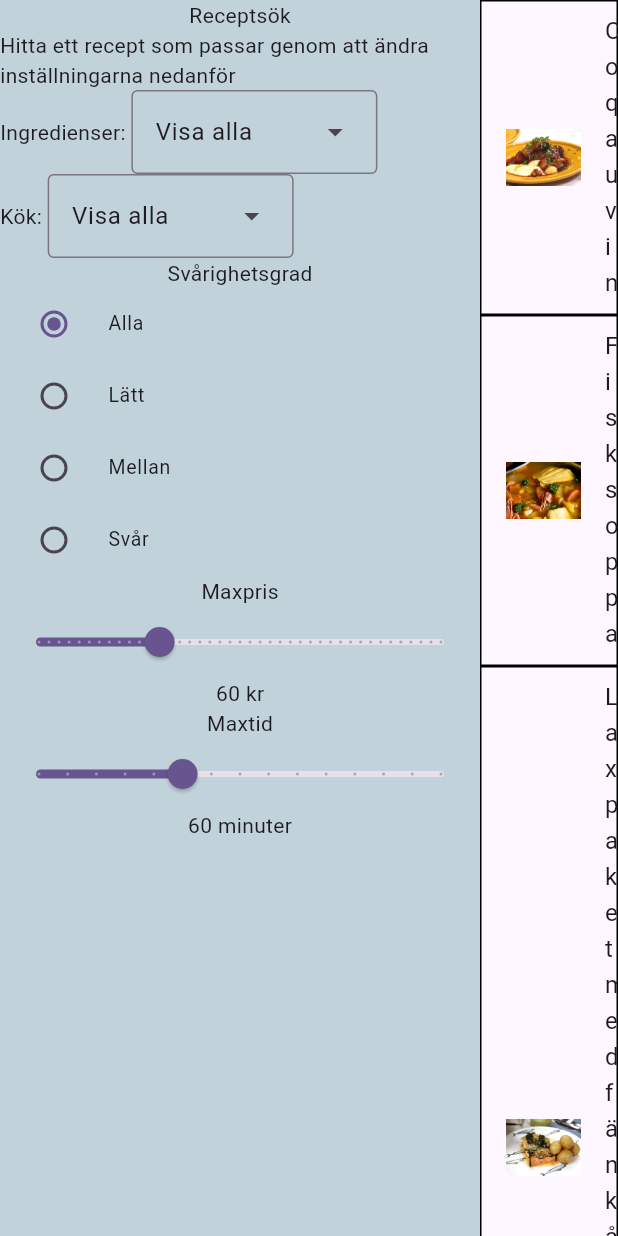
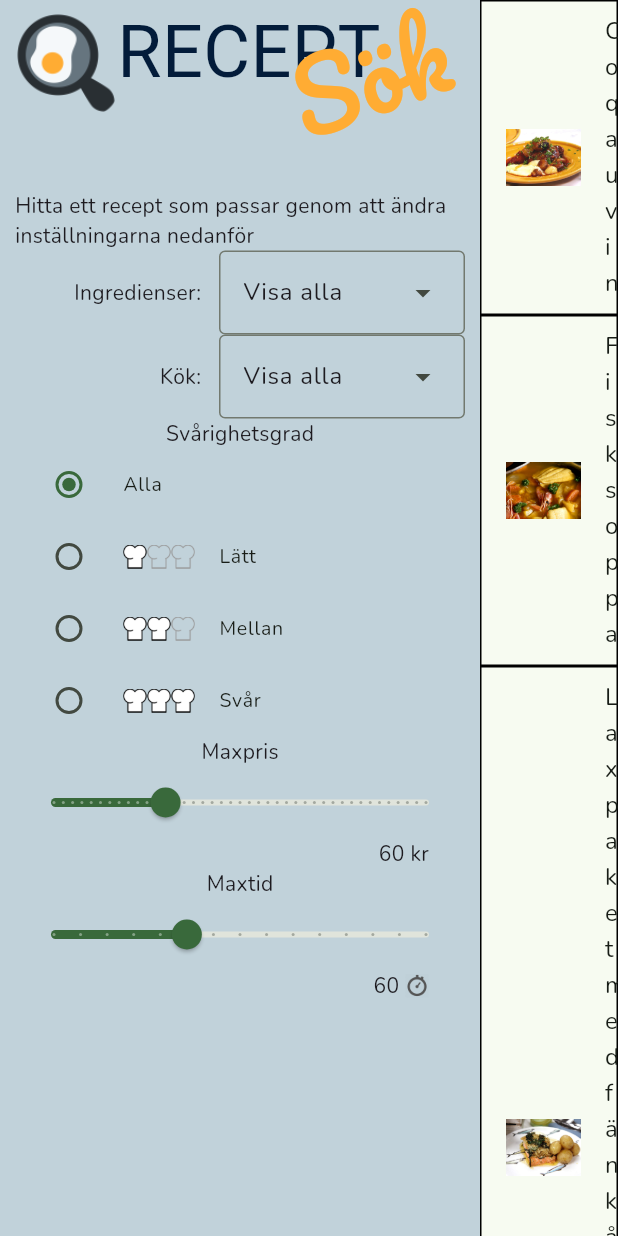
Before and after one commit to axellofstedt/lab2, a Flutter app: the screen it shows after launch, on a phone screen of 412 x 824 dp. Run offline on Flutter 3.47's test engine with Material 3 defaults, Android fonts, the phone set to English and light mode, and no system bars; our stand-ins replace google_fonts; Roboto replaces fonts that are missing (Monoton).

Commit message:
gjort steg 3 lab 3

```diff
--- /dev/null
+++ b/lab2/lib/app_theme.dart
@@ -0,0 +1,20 @@
+import 'package:flutter/material.dart';
+import 'package:google_fonts/google_fonts.dart';
+
+class AppTheme {
+ // Common spacing
+ static const double paddingTiny = 4.0;
+ static double paddingSmall = 8.0;
+ static const double paddingMediumSmall = 12.0;
+ static const double paddingMedium = 16.0;
+ static const double paddingLarge = 24.0;
+ static const double paddingHuge = 32.0;
+
+ // App color
+  static ColorScheme colorScheme = ColorScheme.fromSeed(
+           seedColor: const Color.fromARGB(255, 132, 207, 132),     // Välj något som känns bra
+   );
+
+ // App font
+  static TextTheme textTheme = GoogleFonts.nunitoTextTheme();
+}
--- a/lab2/lib/main.dart
+++ b/lab2/lib/main.dart
@@ -1,8 +1,10 @@
 import 'package:flutter/material.dart';
+import 'package:lab2/app_theme.dart';
 import 'package:lab2/model/recipe_database/recipe_handler.dart';
 import 'package:lab2/pages/main_view.dart';
 import 'package:lab2/ui_controller.dart';
 import 'package:provider/provider.dart';
+import 'package:google_fonts/google_fonts.dart';
 
 void main() {
   runApp(
@@ -31,7 +33,8 @@ class MyApp extends StatelessWidget {
     return MaterialApp(
       title: 'Receptsök',
       theme: ThemeData(
-        colorScheme: ColorScheme.fromSeed(seedColor: Colors.deepPurple),
+        colorScheme: AppTheme.colorScheme,
+        textTheme: AppTheme.textTheme,
       ),
       home: MainView(),
     );
--- a/lab2/lib/pages/main_view.dart
+++ b/lab2/lib/pages/main_view.dart
@@ -1,5 +1,6 @@
 import 'package:flutter/material.dart';
 import 'package:lab2/util/main_ingredient.dart';
+import 'package:lab2/widgets/control_panel.dart';
 import 'package:lab2/widgets/difficulty_control.dart';
 import 'package:lab2/widgets/ingredient_control.dart';
 import 'package:lab2/widgets/kitchen_control.dart';
@@ -15,28 +16,7 @@ class MainView extends StatelessWidget {
   @override
   Widget build(BuildContext context) {
     return Scaffold(
-    body: Row(children: [_controlPanel(context), Expanded(child: RecipeArea())]),
+    body: Row(children: [ControlPanel(), Expanded(child: RecipeArea())]),
     );
   }
-
-  Widget _controlPanel(context, {double width = 320}) {
-   return Container(
-      width: width,
-      color: const Color.fromARGB(255, 193, 210, 218),
-      child: Column(children:
-                    [Text("Receptsök"), Text("Hitta ett recept som passar genom att ändra inställningarna nedanför"),
-                    Row(children: [Text("Ingredienser: "), IngredientControl()]),
-                    Row(children: [Text("Kök: "), KitchenControl()],),
-                    Text("Svårighetsgrad"),
-                    DifficultyControl(),
-                    Text("Maxpris"),
-                    PriceControl(),
-                    Text("Maxtid"),
-                    TimeControl(),
-                    ])
-   );
-  }
-
-
-
 }
--- /dev/null
+++ b/lab2/lib/widgets/control_panel.dart
@@ -0,0 +1,39 @@
+import 'package:flutter/material.dart';
+import 'package:lab2/widgets/difficulty_control.dart';
+import 'package:lab2/widgets/ingredient_control.dart';
+import 'package:lab2/widgets/kitchen_control.dart';
+import 'package:lab2/widgets/logo.dart';
+import 'package:lab2/widgets/price_control.dart';
+import 'package:lab2/widgets/time_control.dart';
+
+class ControlPanel extends StatelessWidget {
+  const ControlPanel({super.key});
+
+  @override
+  Widget build(context, {double width = 320}) {
+   return Container(
+      width: width,
+      color: const Color.fromARGB(255, 193, 210, 218),
+      child:
+      //LA IN EN PADDING SJÄLV VET INTE OM DEN BORDE VARA HÄR
+        Padding(
+          padding: EdgeInsets.only(left:10, right: 10),
+          child:
+          Column(
+            children:[
+              Logo(),
+              Text("Hitta ett recept som passar genom att ändra inställningarna nedanför"),
+              IngredientControl(),
+              KitchenControl(),
+              Text("Svårighetsgrad"),
+              DifficultyControl(),
+              Text("Maxpris"),
+              PriceControl(),
+              Text("Maxtid"),
+              TimeControl(),
+            ]
+          )
+        )
+   );
+  }
+}
--- a/lab2/lib/widgets/difficulty_control.dart
+++ b/lab2/lib/widgets/difficulty_control.dart
@@ -1,4 +1,7 @@
+import 'dart:ui';
+
 import 'package:flutter/material.dart';
+import 'package:lab2/app_theme.dart';
 import 'package:lab2/model/recipe_database/recipe_handler.dart';
 import 'package:lab2/util/difficulty.dart';
 import 'package:provider/provider.dart';
@@ -17,14 +20,25 @@ class _DifficultyControlState extends State<DifficultyControl> {
 @override
 
 Widget build(BuildContext context) {
+  const labels = Difficulty.labels;
+  final icons = Difficulty.icons;
   var recipeHandler = Provider.of<RecipeHandler>(context, listen: false);
   return Column(
     children: [
-      for (final label in Difficulty.labels)
+      for (int i=0; i<labels.length; i++)
         RadioListTile<String>(
           dense: true,
-          title: Text(label),
-          value: label,
+          title:
+            Row(
+              children:[
+                if (icons[i]!=null) ...[
+                  icons[i]!,
+                  SizedBox(width:AppTheme.paddingMedium),
+                ],
+                Text(labels[i])
+              ]
+            ),
+          value: labels[i],
           groupValue: _difficulty,
           onChanged: (value) {
             setState(() {
@@ -32,7 +46,7 @@ Widget build(BuildContext context) {
               recipeHandler.setDifficulty(value);
               });
             },
-         ),  // RadioListTile
+         ),
       ],
   );
 }
--- a/lab2/lib/widgets/ingredient_control.dart
+++ b/lab2/lib/widgets/ingredient_control.dart
@@ -1,4 +1,5 @@
 import 'package:flutter/material.dart';
+import 'package:lab2/app_theme.dart';
 import 'package:lab2/model/recipe_database/recipe_handler.dart';
 import 'package:lab2/util/main_ingredient.dart';
 import 'package:provider/provider.dart';
@@ -8,18 +9,23 @@ class IngredientControl extends StatelessWidget {
 
   @override
   Widget build(BuildContext context) {
-
     const labels = MainIngredient.labels;
+    final icons = MainIngredient.icons;
     var recipeHandler = Provider.of<RecipeHandler>(context, listen: false);
-
-    return DropdownMenu<String>(
+    return Row(
+      mainAxisAlignment: MainAxisAlignment.end,
+      children: [
+        Text("Ingredienser: "),
+        SizedBox(width: AppTheme.paddingSmall),
+        DropdownMenu<String>(
           width: 164,
-      enableFilter: false,      // Disables filtering (prevents typing)
+          enableFilter: false, // Disables filtering (prevents typing)
           requestFocusOnTap: false, // Prevents keyboard from opening
-      initialSelection: labels[0],  // Starts with the first element selected
+          initialSelection: labels[0],
           dropdownMenuEntries: [
             for (int i = 0; i < labels.length; i++)
               DropdownMenuEntry(
+                leadingIcon: icons[i],
                 value: labels[i],
                 label: labels[i],
               ),
@@ -27,6 +33,9 @@ class IngredientControl extends StatelessWidget {
           onSelected: (value){
             recipeHandler.setMainIngredient(value);
           },
+        ),
+      ]
     );
+
   }
 }
--- a/lab2/lib/widgets/kitchen_control.dart
+++ b/lab2/lib/widgets/kitchen_control.dart
@@ -1,4 +1,5 @@
 import 'package:flutter/material.dart';
+import 'package:lab2/app_theme.dart';
 import 'package:lab2/model/recipe_database/recipe_handler.dart';
 import 'package:lab2/util/cuisine.dart';
 import 'package:lab2/util/main_ingredient.dart';
@@ -11,9 +12,14 @@ class KitchenControl extends StatelessWidget {
   Widget build(BuildContext context) {
 
     const labels = Cuisine.labels;
+    final icons = Cuisine.flags;
     var recipeHandler = Provider.of<RecipeHandler>(context, listen: false);
-
-      return DropdownMenu<String>(
+    return Row(
+      mainAxisAlignment: MainAxisAlignment.end,
+      children: [
+        Text("Kök: "),
+        SizedBox(width: AppTheme.paddingSmall),
+        DropdownMenu<String>(
         width: 164,
         enableFilter: false,      // Disables filtering (prevents typing)
         requestFocusOnTap: false, // Prevents keyboard from opening
@@ -21,13 +27,15 @@ class KitchenControl extends StatelessWidget {
         dropdownMenuEntries: [
           for (int i = 0; i < labels.length; i++)
             DropdownMenuEntry(
+              leadingIcon: icons[i],
               value: labels[i],
               label: labels[i],
           ),
         ],
         onSelected: (value){
           recipeHandler.setCuisine(value);
-      },
+        },)
+      ]
     );
   }
 }
--- /dev/null
+++ b/lab2/lib/widgets/logo.dart
@@ -0,0 +1,52 @@
+import 'dart:math';
+
+import 'package:flutter/material.dart';
+import 'package:google_fonts/google_fonts.dart';
+import 'package:lab2/constants/assets.dart';
+
+class Logo extends StatelessWidget {
+  const Logo({super.key});
+
+  @override
+Widget build(BuildContext context) {
+  return Row(
+    crossAxisAlignment: CrossAxisAlignment.start,
+    children: [
+      Padding(
+        padding: const EdgeInsets.only(top: 8),
+        child: Image.asset(Assets.logo, height: 68),
+      ),
+      Stack(
+        children: [
+          Text(
+            'RECEPT',
+            style:
+              GoogleFonts.monoton(
+                textStyle:
+                  TextStyle(
+                    color: const Color.fromARGB(255, 3, 28, 58),
+                    fontSize: 48,
+                  )
+              ),
+          ),
+          Transform.rotate(
+            angle: -20 * pi / 180, // Convert degrees to radians,
+            child: Padding(padding: const EdgeInsets.fromLTRB(115, 25, 0, 10),child:Text(
+
+              'Sök',
+               style:
+                GoogleFonts.pacifico(
+                  textStyle:
+                    TextStyle(
+                      fontSize: 64,
+                      color: Color(0xFFFFAC33),
+                    )
+              )
+            )),
+          ),
+        ],
+      ),
+    ],
+ );
+}
+}
--- a/lab2/lib/widgets/price_control.dart
+++ b/lab2/lib/widgets/price_control.dart
@@ -1,4 +1,5 @@
 import 'package:flutter/material.dart';
+import 'package:lab2/app_theme.dart';
 import 'package:lab2/model/recipe_database/recipe_handler.dart';
 import 'package:provider/provider.dart';
 
@@ -28,7 +29,15 @@ class _PriceControlState extends State<PriceControl> {
           recipeHandler.setMaxPrice(value.toInt());
         },
       ),
-      Text('${_price.round()} kr'),
+      Row(
+        mainAxisAlignment: MainAxisAlignment.end,
+        children: [
+          Padding(
+            padding: const EdgeInsets.only(right: AppTheme.paddingLarge),
+            child: Text('${_price.round()} kr'),
+          ),
+        ],
+      ),
      ],
  );
 }
--- a/lab2/lib/widgets/time_control.dart
+++ b/lab2/lib/widgets/time_control.dart
@@ -1,4 +1,6 @@
 import 'package:flutter/material.dart';
+import 'package:lab2/app_theme.dart';
+import 'package:lab2/constants/assets.dart';
 import 'package:lab2/model/recipe_database/recipe_handler.dart';
 import 'package:provider/provider.dart';
 
@@ -14,6 +16,7 @@ class _TimeControlState extends State<TimeControl> {
 
   @override
   Widget build(BuildContext context) {
+    Image timeIcon = Image.asset(Assets.timeIcon, height: 16);
     var recipeHandler = Provider.of<RecipeHandler>(context, listen: false);
     return Column(
       children: [
@@ -29,7 +32,22 @@ class _TimeControlState extends State<TimeControl> {
             recipeHandler.setMaxTime(value.toInt());
           },
         ),
-      Text('${_time.round()} minuter'),
+        Row(
+          mainAxisAlignment: MainAxisAlignment.end,
+          children: [
+            Padding(
+              padding: const EdgeInsets.only(right: AppTheme.paddingLarge),
+              child:
+                Row(
+                  children: [
+                    Text('${_time.round()} '),
+                    //SizedBox(width:AppTheme.paddingSmall),
+                    timeIcon,
+                  ]
+                )
+            ),
+          ],
+        ),
       ],
     );
   }
--- a/lab2/pubspec.yaml
+++ b/lab2/pubspec.yaml
@@ -31,6 +31,7 @@ dependencies:
   flutter:
     sdk: flutter
   provider: ^6.1.2
+  google_fonts: ^6.2.1
 
 
   # The following adds the Cupertino Icons font to your application.
```
Also changed, not shown: lab2/pubspec.lock, 1 other file. Lines whose indentation alone changed are shown as unchanged.
